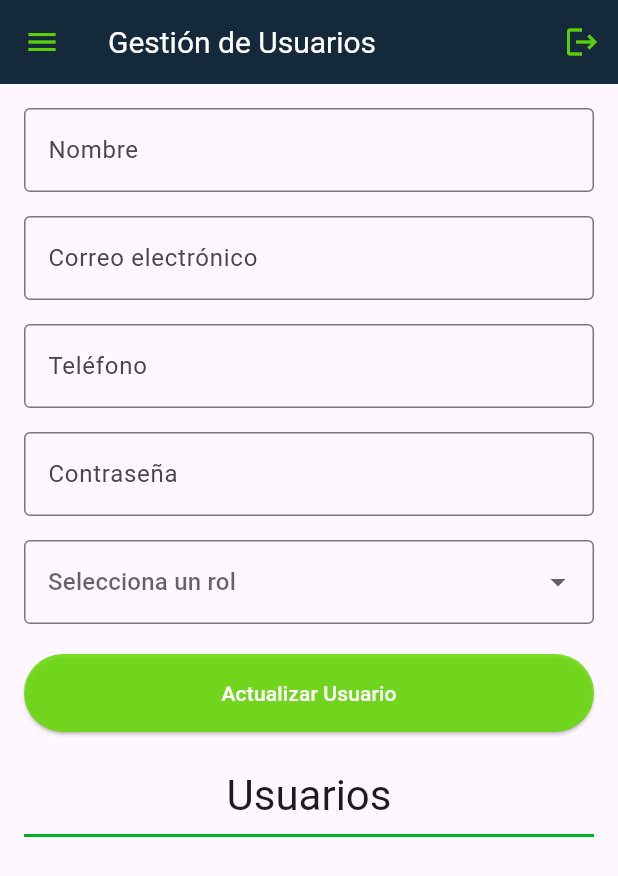
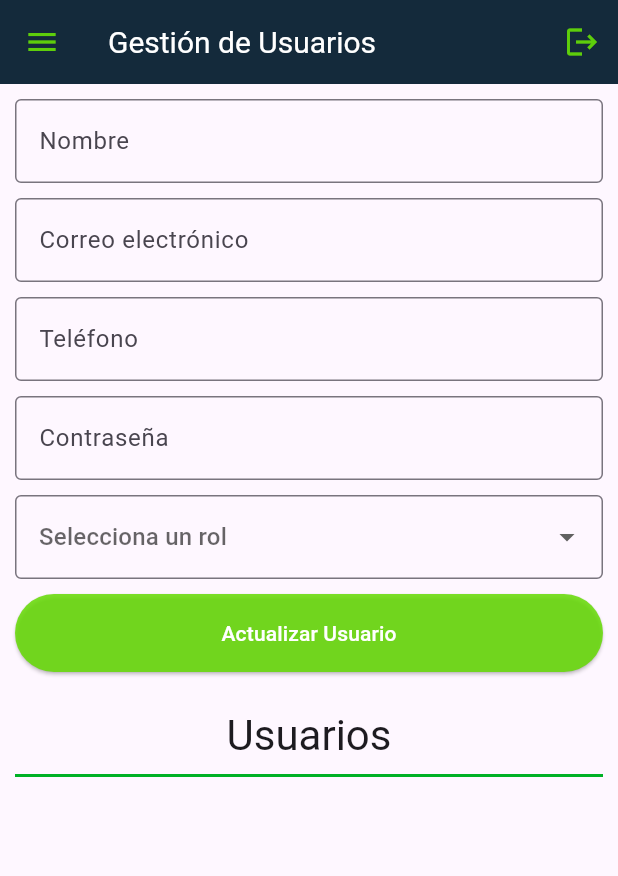
Before and after one commit to luckhazzard03/Flutter_Cheftable, a Flutter app: the UserManagementPage screen opened directly, on a phone screen of 412 x 824 dp. Shown: the top 876 px of the screen. Run offline on Flutter 3.47's test engine with Material 3 defaults, Android fonts, the phone set to English and light mode, and no system bars; our stand-ins replace flutter_secure_storage, shared_preferences; accounts and stored records are empty.

Commit message:
Modificación de los archivos main, pages, services

```diff
--- a/lib/pages/user_management_page.dart
+++ b/lib/pages/user_management_page.dart
@@ -261,7 +261,7 @@ class _UserManagementPageState extends State<UserManagementPage> {
         ),
       ),
       body: Padding(
-        padding: const EdgeInsets.all(16.0),
+        padding: const EdgeInsets.all(10.0),
         child: Column(
           children: [
             // Formulario para añadir o actualizar usuarios
@@ -278,7 +278,7 @@ class _UserManagementPageState extends State<UserManagementPage> {
                     ),
                     validator: _validateName,
                   ),
-                  SizedBox(height: 16),
+                  SizedBox(height: 10),
                   TextFormField(
                     controller: _emailController,
                     decoration: const InputDecoration(
@@ -288,7 +288,7 @@ class _UserManagementPageState extends State<UserManagementPage> {
                     keyboardType: TextInputType.emailAddress,
                     validator: _validateEmail,
                   ),
-                  SizedBox(height: 16),
+                  SizedBox(height: 10),
                   TextFormField(
                     controller: _phoneController,
                     decoration: const InputDecoration(
@@ -298,7 +298,7 @@ class _UserManagementPageState extends State<UserManagementPage> {
                     keyboardType: TextInputType.number,
                     validator: _validatePhone,
                   ),
-                  SizedBox(height: 16),
+                  SizedBox(height: 10),
                   TextFormField(
                     controller: _passwordController,
                     obscureText: true, // Ocultar texto de la contraseña
@@ -308,7 +308,7 @@ class _UserManagementPageState extends State<UserManagementPage> {
                     ),
                     validator: _validatePassword,
                   ),
-                  SizedBox(height: 16),
+                  SizedBox(height: 10),
                   DropdownButtonFormField<String>(
                     value: _selectedRole,
                     hint: const Text('Selecciona un rol'),
@@ -330,7 +330,7 @@ class _UserManagementPageState extends State<UserManagementPage> {
                     validator: (value) =>
                         value == null ? 'Rol es requerido' : null,
                   ),
-                  SizedBox(height: 20),
+                  SizedBox(height: 10),
                   ElevatedButton(
                     onPressed: _addUser,
                     style: ElevatedButton.styleFrom(
```
Also changed, not shown: lib/main.dart (+59 -1 lines), lib/pages/login_page.dart (+38 -0 lines), lib/services/auth_service.dart (+62 -0 lines).
